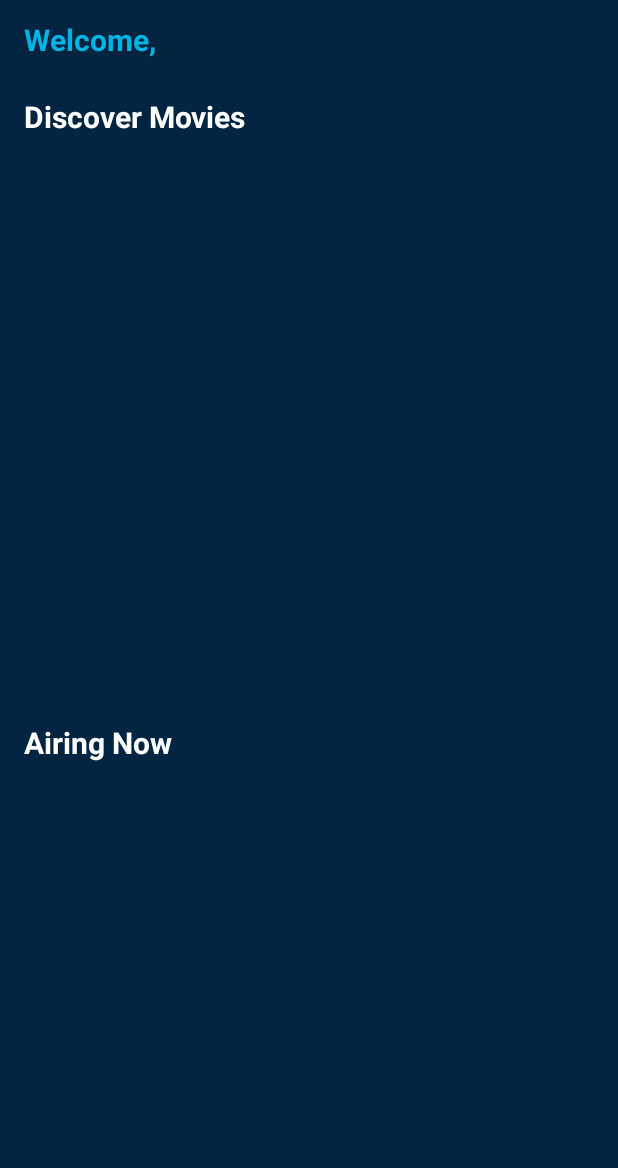
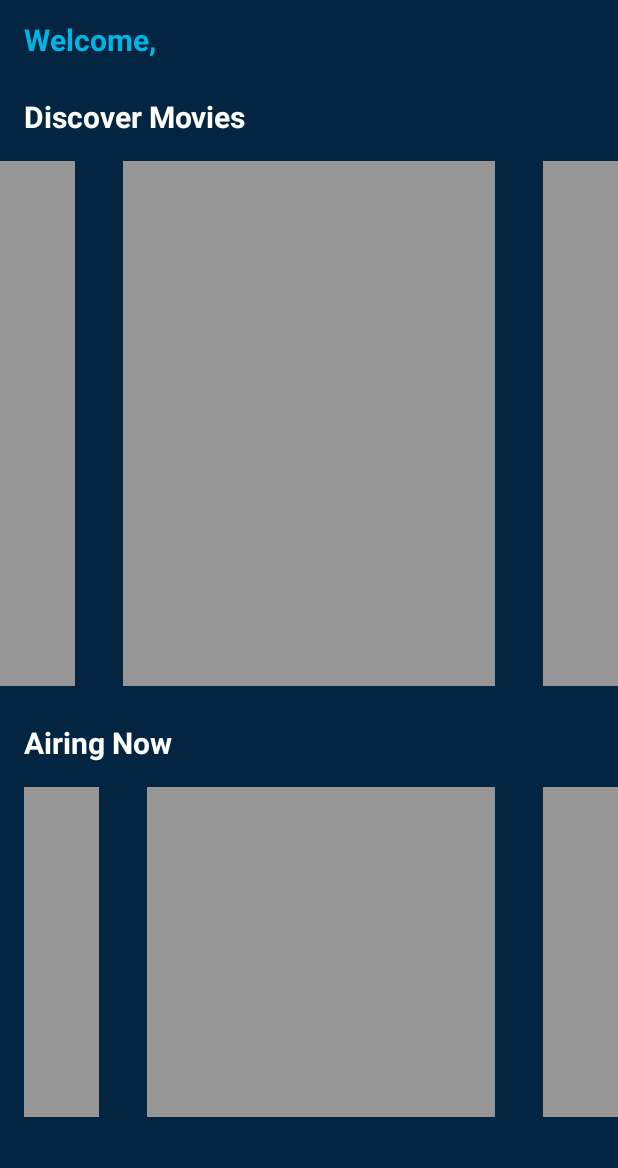
Before and after one commit to FirmanFA/challenge-5-binar, an Android app: the HomeFragment screen opened through its navigation route, on a phone screen of 412 x 824 dp, the part 68-1236 px from its top. Run offline under Robolectric (Android 15) with nearby library versions, the phone set to English and light mode, and no system bars; our stand-ins replace Shimmer; 1 statement that could not run was skipped.

Commit message:
feat: shimmer effect for home fragment

```diff
--- a/app/src/main/java/com/binar/challenge5/ui/home/HomeFragment.kt
+++ b/app/src/main/java/com/binar/challenge5/ui/home/HomeFragment.kt
@@ -7,6 +7,7 @@ import androidx.fragment.app.Fragment
 import android.view.LayoutInflater
 import android.view.View
 import android.view.ViewGroup
+import androidx.core.view.isVisible
 import androidx.fragment.app.viewModels
 import androidx.lifecycle.ViewModelProvider
 import androidx.navigation.findNavController
@@ -46,18 +47,26 @@ class HomeFragment : Fragment() {
             it.findNavController().navigate(R.id.action_homeFragment_to_profileFragment)
         }
 
-        homeViewModel.isLoading.observe(viewLifecycleOwner){
-//            if (it){
-////                binding.progressBar.visibility = View.VISIBLE
-////                binding.shimmerContainer.tim
-//                binding.shimmerContainer.startShimmer()
-//            }else{
-////                binding.progressBar.visibility = View.GONE
-//                Handler(Looper.getMainLooper()).postDelayed({
-//                    binding.shimmerContainer.stopShimmer()
-//                    binding.shimmerContainer.isVisible = false
-//                },2000)
-//            }
+        homeViewModel.isLoadingDiscover.observe(viewLifecycleOwner){
+            if (it){
+                binding.discoverShimmer.startShimmer()
+            }else{
+                Handler(Looper.getMainLooper()).postDelayed({
+                    binding.discoverShimmer.stopShimmer()
+                    binding.discoverShimmer.isVisible = false
+                },2000)
+            }
+        }
+
+        homeViewModel.isLoadingDiscover.observe(viewLifecycleOwner){
+            if (it){
+                binding.airingShimmer.startShimmer()
+            }else{
+                Handler(Looper.getMainLooper()).postDelayed({
+                    binding.airingShimmer.stopShimmer()
+                    binding.airingShimmer.isVisible = false
+                },2000)
+            }
         }
 
         homeViewModel.discoverMovies.observe(viewLifecycleOwner){
@@ -104,15 +113,8 @@ class HomeFragment : Fragment() {
 
     private fun showListMovie(results: List<Result>?) {
         val adapter= MovieAdapter {
-            //pindah fragment sambil bawa it.id
-
             val action = HomeFragmentDirections.actionHomeFragmentToDetailMovieFragment(it.id)
             findNavController().navigate(action)
-
-//            val intent = Intent(this, DetailActivity::class.java)
-//            intent.putExtra("movieId", it.id)
-//            startActivity(intent)
-//            mainViewModel.getDetailMovies(it.id)
         }
         adapter.submitList(results)
         binding.rvAiring.adapter = adapter
--- a/app/src/main/java/com/binar/challenge5/ui/home/HomeViewModel.kt
+++ b/app/src/main/java/com/binar/challenge5/ui/home/HomeViewModel.kt
@@ -23,7 +23,7 @@ class HomeViewModel(private val repository: HomeRepository): ViewModel() {
     val discoverMovies: LiveData<MovieResponse> = _discoverMovies
 
     val error: MutableLiveData<String> = MutableLiveData()
-    val isLoading = MutableLiveData<Boolean>()
+    val isLoadingAiring = MutableLiveData<Boolean>()
     private val _airingMovies: MutableLiveData<MovieResponse> by lazy {
         MutableLiveData<MovieResponse>().also {
             getAiringMovies()
@@ -31,12 +31,6 @@ class HomeViewModel(private val repository: HomeRepository): ViewModel() {
     }
     val airingMovies: LiveData<MovieResponse> = _airingMovies
 
-
-
-    val errorDetail: MutableLiveData<String> = MutableLiveData()
-    val isLoadingDetail = MutableLiveData<Boolean>()
-    private val _detailMovie: MutableLiveData<DetailMovieResponse> = MutableLiveData()
-    val detailMovie: LiveData<DetailMovieResponse> = _detailMovie
 
     private fun getDiscoverMovies(){
         isLoadingDiscover.postValue(true)
@@ -57,10 +51,10 @@ class HomeViewModel(private val repository: HomeRepository): ViewModel() {
     }
 
     private fun getAiringMovies(){
-        isLoading.postValue(true)
+        isLoadingAiring.postValue(true)
         repository.getAiringMovies().enqueue(object : Callback<MovieResponse> {
             override fun onResponse(call: Call<MovieResponse>, response: Response<MovieResponse>) {
-                isLoading.postValue(false)
+                isLoadingAiring.postValue(false)
                 if (response.code() == 200){
                     _airingMovies.postValue(response.body())
                 }else{
@@ -69,30 +63,14 @@ class HomeViewModel(private val repository: HomeRepository): ViewModel() {
             }
 
             override fun onFailure(call: Call<MovieResponse>, t: Throwable) {
-                isLoading.postValue(false)
+                isLoadingAiring.postValue(false)
             }
         })
     }
 
 
 
-    fun getDetailMovies(id: Int){
-        isLoadingDetail.postValue(true)
-        ApiClient.instance.getDetailMovie(id).enqueue(object : Callback<DetailMovieResponse> {
-            override fun onResponse(call: Call<DetailMovieResponse>, response: Response<DetailMovieResponse>) {
-                isLoading.postValue(false)
-                if (response.code() == 200){
-                    _detailMovie.postValue(response.body())
-                }else{
-                    errorDetail.postValue("Error")
-                }
-            }
 
-            override fun onFailure(call: Call<DetailMovieResponse>, t: Throwable) {
-                isLoadingDetail.postValue(false)
-            }
-        })
-    }
 }
 
 class HomeViewModelFactory(private val repository: HomeRepository) : ViewModelProvider.Factory {
--- a/app/src/main/java/com/binar/challenge5/ui/home/MovieAdapter.kt
+++ b/app/src/main/java/com/binar/challenge5/ui/home/MovieAdapter.kt
@@ -23,7 +23,7 @@ class MovieAdapter(private val onClick:(Result)->Unit)
                 Glide.with(binding.ivPoster)
                     .load("https://image.tmdb.org/t/p/w500"+currentResult.posterPath)
                     .into(ivPoster)
-                root.setOnClickListener {
+                cardView.setOnClickListener {
                     onClick(currentResult)
                 }
             }
--- /dev/null
+++ b/app/src/main/res/layout/discover_shimmer_placeholder_layout.xml
@@ -0,0 +1,39 @@
+<?xml version="1.0" encoding="utf-8"?>
+<androidx.constraintlayout.widget.ConstraintLayout xmlns:android="http://schemas.android.com/apk/res/android"
+    xmlns:app="http://schemas.android.com/apk/res-auto"
+    xmlns:tools="http://schemas.android.com/tools"
+    android:layout_width="match_parent"
+    android:layout_height="match_parent">
+
+    <View
+        android:id="@+id/view"
+        android:layout_width="50dp"
+        android:layout_height="wrap_content"
+        android:background="@color/shimmer_color"
+        app:layout_constraintBottom_toBottomOf="parent"
+        app:layout_constraintStart_toStartOf="parent"
+        app:layout_constraintTop_toTopOf="parent" />
+
+    <View
+        android:id="@+id/view2"
+        android:layout_width="0dp"
+        android:layout_height="wrap_content"
+        android:layout_marginStart="32dp"
+        android:layout_marginEnd="32dp"
+        android:background="@color/shimmer_color"
+        app:layout_constraintBottom_toBottomOf="parent"
+        app:layout_constraintEnd_toStartOf="@+id/view3"
+        app:layout_constraintStart_toEndOf="@+id/view"
+        app:layout_constraintTop_toTopOf="parent"
+        app:layout_constraintVertical_bias="1.0" />
+
+    <View
+        android:id="@+id/view3"
+        android:layout_width="50dp"
+        android:layout_height="wrap_content"
+        android:background="@color/shimmer_color"
+        app:layout_constraintBottom_toBottomOf="parent"
+        app:layout_constraintEnd_toEndOf="parent"
+        app:layout_constraintTop_toTopOf="parent"
+        app:layout_constraintVertical_bias="0.0" />
+</androidx.constraintlayout.widget.ConstraintLayout>
--- a/app/src/main/res/layout/fragment_home.xml
+++ b/app/src/main/res/layout/fragment_home.xml
@@ -94,6 +94,21 @@
             app:layout_constraintStart_toStartOf="parent"
             app:layout_constraintTop_toBottomOf="@+id/textView3" />
 
+        <com.facebook.shimmer.ShimmerFrameLayout
+            android:id="@+id/discover_shimmer"
+            android:layout_width="0dp"
+            android:layout_height="350dp"
+            android:layout_marginTop="16dp"
+            app:shimmer_auto_start="false"
+            app:layout_constraintEnd_toEndOf="parent"
+            app:layout_constraintStart_toStartOf="parent"
+            app:layout_constraintTop_toBottomOf="@+id/textView3">
+
+            <include
+                layout="@layout/discover_shimmer_placeholder_layout"/>
+
+        </com.facebook.shimmer.ShimmerFrameLayout>
+
         <androidx.recyclerview.widget.RecyclerView
             android:id="@+id/rv_airing"
             android:layout_width="0dp"
@@ -111,99 +126,22 @@
             app:layout_constraintTop_toBottomOf="@+id/textView4"
             tools:listitem="@layout/movie_list_layout" />
 
+        <com.facebook.shimmer.ShimmerFrameLayout
+            android:id="@+id/airing_shimmer"
+            android:layout_width="0dp"
+            android:layout_height="220dp"
+            android:layout_marginStart="16dp"
+            android:layout_marginTop="16dp"
+            app:layout_constraintEnd_toEndOf="parent"
+            app:layout_constraintStart_toStartOf="parent"
+            app:layout_constraintTop_toBottomOf="@+id/textView4"
+            app:shimmer_auto_start="false">
+
+            <include layout="@layout/discover_shimmer_placeholder_layout" />
+
+        </com.facebook.shimmer.ShimmerFrameLayout>
+
     </androidx.constraintlayout.widget.ConstraintLayout>
 
 
-<!--    <ImageView-->
-<!--        android:id="@+id/imageView3"-->
-<!--        android:layout_width="wrap_content"-->
-<!--        android:layout_height="wrap_content"-->
-<!--        android:layout_marginStart="16dp"-->
-<!--        android:layout_marginTop="16dp"-->
-<!--        android:src="@drawable/ic_logotmdb"-->
-<!--        app:layout_constraintStart_toStartOf="parent"-->
-<!--        app:layout_constraintTop_toTopOf="parent" />-->
-
-<!--    <ImageView-->
-<!--        android:id="@+id/iv_account"-->
-<!--        android:layout_width="wrap_content"-->
-<!--        android:layout_height="wrap_content"-->
-<!--        android:layout_marginTop="16dp"-->
-<!--        android:layout_marginEnd="16dp"-->
-<!--        android:src="@drawable/ic_baseline_account_circle_24"-->
-<!--        app:layout_constraintEnd_toEndOf="parent"-->
-<!--        app:layout_constraintTop_toTopOf="parent" />-->
-
-<!--    <TextView-->
-<!--        android:id="@+id/textView2"-->
-<!--        android:layout_width="wrap_content"-->
-<!--        android:layout_height="wrap_content"-->
-<!--        android:layout_marginStart="16dp"-->
-<!--        android:layout_marginTop="16dp"-->
-<!--        android:layout_marginEnd="16dp"-->
-<!--        android:text="Welcome, "-->
-<!--        android:textColor="@color/white"-->
-<!--        android:textSize="20sp"-->
-<!--        android:textStyle="bold"-->
-<!--        app:layout_constraintEnd_toEndOf="parent"-->
-<!--        app:layout_constraintHorizontal_bias="0.0"-->
-<!--        app:layout_constraintStart_toStartOf="parent"-->
-<!--        app:layout_constraintTop_toBottomOf="@+id/imageView3" />-->
-
-<!--    <TextView-->
-<!--        android:id="@+id/textView3"-->
-<!--        android:layout_width="wrap_content"-->
-<!--        android:layout_height="wrap_content"-->
-<!--        android:layout_marginStart="16dp"-->
-<!--        android:layout_marginTop="24dp"-->
-<!--        android:layout_marginEnd="16dp"-->
-<!--        android:text="Discover Movies"-->
-<!--        android:textColor="@color/white"-->
-<!--        android:textSize="20sp"-->
-<!--        android:textStyle="bold"-->
-<!--        app:layout_constraintEnd_toEndOf="parent"-->
-<!--        app:layout_constraintHorizontal_bias="0.0"-->
-<!--        app:layout_constraintStart_toStartOf="parent"-->
-<!--        app:layout_constraintTop_toBottomOf="@+id/textView2" />-->
-
-<!--    <TextView-->
-<!--        android:id="@+id/textView4"-->
-<!--        android:layout_width="wrap_content"-->
-<!--        android:layout_height="wrap_content"-->
-<!--        android:layout_marginStart="16dp"-->
-<!--        android:layout_marginTop="24dp"-->
-<!--        android:layout_marginEnd="16dp"-->
-<!--        android:text="Popular Now"-->
-<!--        android:textColor="@color/white"-->
-<!--        android:textSize="20sp"-->
-<!--        android:textStyle="bold"-->
-<!--        app:layout_constraintEnd_toEndOf="parent"-->
-<!--        app:layout_constraintHorizontal_bias="0.0"-->
-<!--        app:layout_constraintStart_toStartOf="parent"-->
-<!--        app:layout_constraintTop_toBottomOf="@+id/vp_discover" />-->
-
-<!--    <androidx.viewpager2.widget.ViewPager2-->
-<!--        android:id="@+id/vp_discover"-->
-<!--        android:layout_width="0dp"-->
-<!--        android:layout_height="350dp"-->
-<!--        android:layout_marginTop="16dp"-->
-<!--        app:layout_constraintEnd_toEndOf="parent"-->
-<!--        app:layout_constraintStart_toStartOf="parent"-->
-<!--        app:layout_constraintTop_toBottomOf="@+id/textView3" />-->
-
-<!--    <androidx.recyclerview.widget.RecyclerView-->
-<!--        android:id="@+id/rv_popular"-->
-<!--        android:layout_width="0dp"-->
-<!--        android:layout_height="wrap_content"-->
-<!--        android:layout_marginTop="16dp"-->
-<!--        android:clipToPadding="false"-->
-<!--        android:paddingStart="16dp"-->
-<!--        tools:listitem="@layout/movie_list_layout"-->
-<!--        android:paddingEnd="16dp"-->
-<!--        app:layoutManager="androidx.recyclerview.widget.LinearLayoutManager"-->
-<!--        android:orientation="horizontal"-->
-<!--        app:layout_constraintEnd_toEndOf="parent"-->
-<!--        app:layout_constraintStart_toStartOf="parent"-->
-<!--        app:layout_constraintTop_toBottomOf="@+id/textView4" />-->
-
 </ScrollView>
--- a/app/src/main/res/values/themes.xml
+++ b/app/src/main/res/values/themes.xml
@@ -15,4 +15,9 @@
         <item name="android:windowTranslucentNavigation">false</item>
         <!-- Customize your theme here. -->
     </style>
+
+    <style name="detail_poster">
+        <item name="cornerFamily">rounded</item>
+        <item name="cornerSize">20dp</item>
+    </style>
 </resources>
```
Also changed, not shown: app/src/main/res/layout/movie_list_shimmer_placeholder_layout.xml (added, +42 -0 lines).
